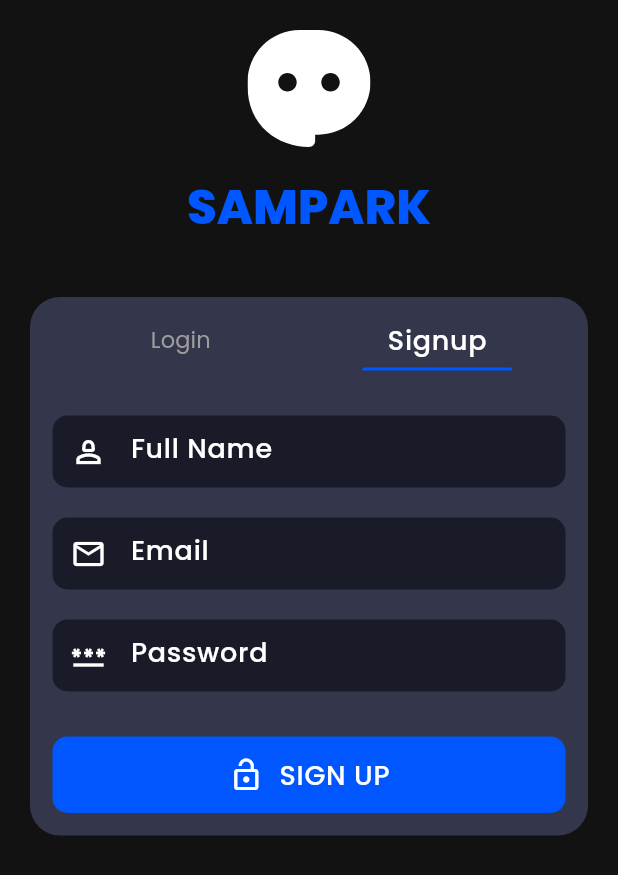
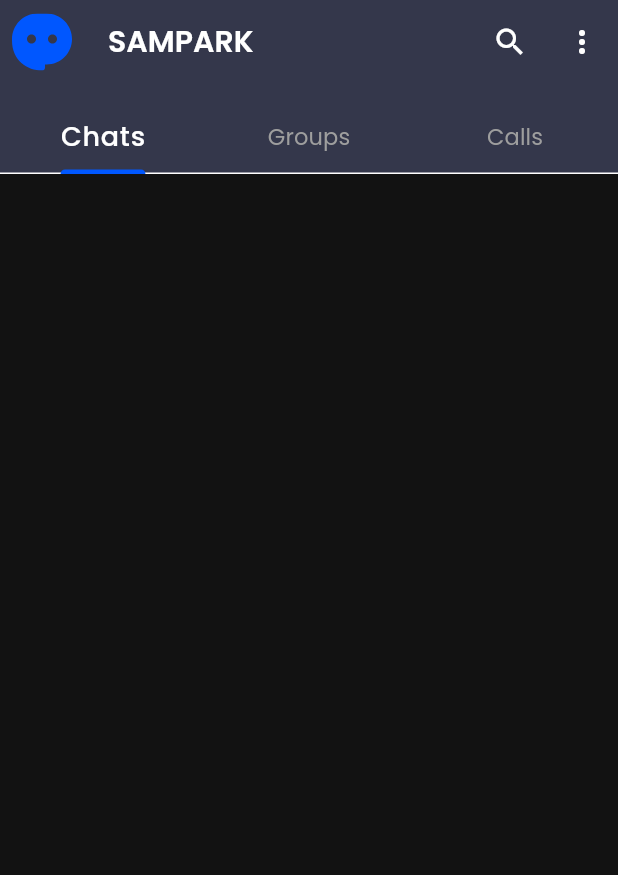
Before and after one commit to Sohag-84/Sampark, a Flutter app: the AuthPage screen opened by its route, after a tap on "SIGN UP", on a phone screen of 412 x 824 dp. Shown: the top 875 px of the screen. Run offline on Flutter 3.47's test engine with Material 3 defaults, Android fonts, the phone set to English and light mode, and no system bars; our stand-ins replace flutter_svg, gap, get, slide_to_act.

Commit message:
designed tabbar

```diff
--- a/lib/config/constant.dart
+++ b/lib/config/constant.dart
@@ -3,3 +3,4 @@ export 'package:flutter_svg/flutter_svg.dart';
 export 'package:gap/gap.dart';
 export 'package:sampark/config/images.dart';
 export 'package:sampark/config/strings.dart';
+export 'package:get/get.dart';
--- a/lib/config/page_path.dart
+++ b/lib/config/page_path.dart
@@ -1,5 +1,6 @@
 import 'package:get/get.dart';
 import 'package:sampark/pages/auth/page/auth_page.dart';
+import 'package:sampark/pages/home/page/home_page.dart';
 
 var pagePath = [
   GetPage(
@@ -7,4 +8,9 @@ var pagePath = [
     page: () => const AuthPage(),
     transition: Transition.rightToLeft,
   ),
+  GetPage(
+    name: "/home",
+    page: () => const HomePage(),
+    transition: Transition.rightToLeft,
+  ),
 ];
--- a/lib/main.dart
+++ b/lib/main.dart
@@ -2,7 +2,7 @@ import 'package:flutter/material.dart';
 import 'package:get/get.dart';
 import 'package:sampark/config/page_path.dart';
 import 'package:sampark/config/theme.dart';
-import 'package:sampark/pages/welcome/page/welcome_page.dart';
+import 'package:sampark/pages/home/page/home_page.dart';
 
 void main() {
   runApp(const MyApp());
@@ -20,7 +20,7 @@ class MyApp extends StatelessWidget {
       darkTheme: darkTheme,
       themeMode: ThemeMode.dark,
       getPages: pagePath,
-      home: const WelcomePage(),
+      home: const HomePage(),
     );
   }
 }
--- a/lib/pages/auth/widgets/login_form.dart
+++ b/lib/pages/auth/widgets/login_form.dart
@@ -25,7 +25,9 @@ class LoginForm extends StatelessWidget {
 
         ///login button
         PrimaryButton(
-          onTap: () {},
+          onTap: () {
+            Get.offAllNamed("/home");
+          },
           btnName: "LOGIN",
           icon: Icons.lock_open,
         ),
--- a/lib/pages/auth/widgets/signup_form.dart
+++ b/lib/pages/auth/widgets/signup_form.dart
@@ -37,7 +37,9 @@ class SignupForm extends StatelessWidget {
 
         ///login button
         PrimaryButton(
-          onTap: () {},
+          onTap: () {
+            Get.offAllNamed("/home");
+          },
           btnName: "SIGN UP",
           icon: Icons.lock_open,
         ),
--- /dev/null
+++ b/lib/pages/home/page/home_page.dart
@@ -0,0 +1,40 @@
+import 'package:sampark/config/constant.dart';
+import 'package:sampark/pages/home/widget/home_tab_bar.dart';
+
+class HomePage extends StatefulWidget {
+  const HomePage({super.key});
+
+  @override
+  State<HomePage> createState() => _HomePageState();
+}
+
+class _HomePageState extends State<HomePage> with TickerProviderStateMixin {
+  @override
+  Widget build(BuildContext context) {
+    TabController tabController = TabController(length: 3, vsync: this);
+    return Scaffold(
+      appBar: AppBar(
+        backgroundColor: Theme.of(context).colorScheme.primaryContainer,
+        title: Text(
+          AppString.appName,
+          style: Theme.of(context).textTheme.headlineSmall,
+        ),
+        leading: Padding(
+          padding: const EdgeInsets.all(8.0),
+          child: SvgPicture.asset(AssetsImage.appIconSVG),
+        ),
+        actions: [
+          IconButton(
+            onPressed: () {},
+            icon: const Icon(Icons.search),
+          ),
+          IconButton(
+            onPressed: () {},
+            icon: const Icon(Icons.more_vert),
+          ),
+        ],
+        bottom: homeTabBar(tabController: tabController,context:context,),
+      ),
+    );
+  }
+}
--- /dev/null
+++ b/lib/pages/home/widget/home_tab_bar.dart
@@ -0,0 +1,22 @@
+import 'package:flutter/material.dart';
+import 'package:sampark/config/constant.dart';
+
+PreferredSize homeTabBar({
+  required BuildContext context,
+  required TabController tabController,
+}) {
+  return PreferredSize(
+    preferredSize: const Size.fromHeight(60.0),
+    child: TabBar(
+      controller: tabController,
+      indicatorSize: TabBarIndicatorSize.label,
+      labelStyle: Theme.of(context).textTheme.bodyLarge,
+      unselectedLabelStyle: Theme.of(context).textTheme.labelLarge,
+      tabs: const [
+        Tab(child: Text("Chats")),
+        Tab(child: Text("Groups")),
+        Tab(child: Text("Calls")),
+      ],
+    ),
+  );
+}
```
